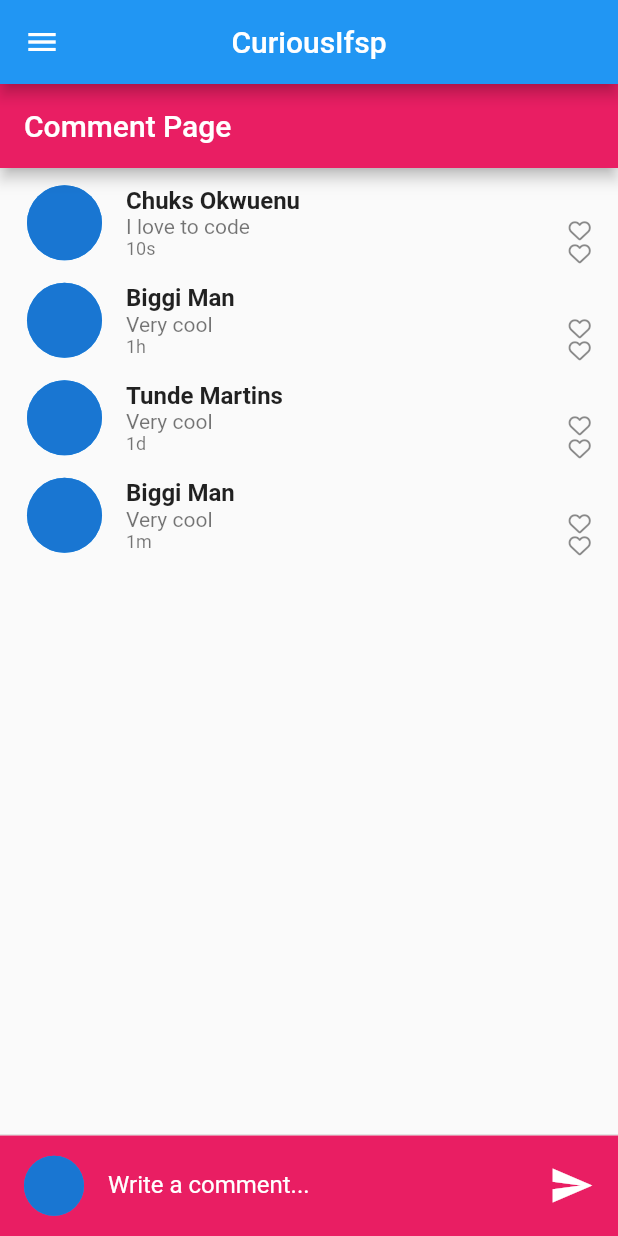
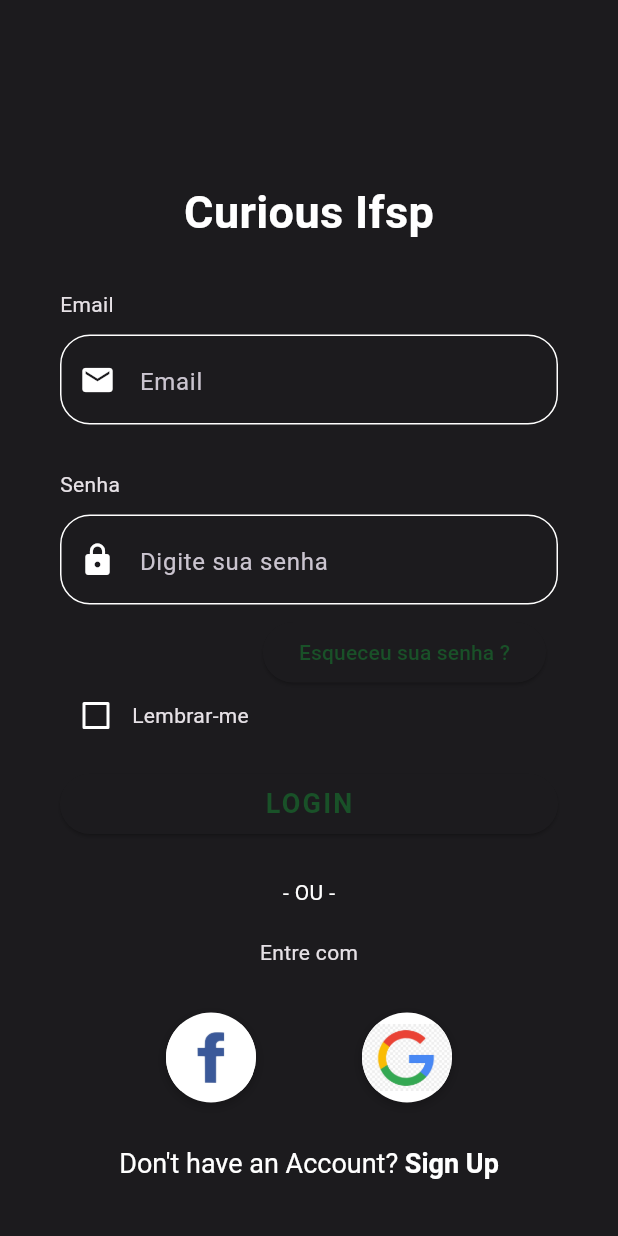
Before and after one commit to natansouza2010/curious_ifsp, a Flutter app: the screen it shows after launch, on a phone screen of 412 x 824 dp. Run offline on Flutter 3.47's test engine with Material 2 defaults, Android fonts, the phone set to English and light mode, and no system bars; our stand-ins replace firebase_auth, firebase_core, flutter_modular, font_awesome_flutter, google_sign_in; accounts and stored records are empty; Roboto replaces fonts that are missing (OpenSans).

Commit message:
add telas

```diff
--- /dev/null
+++ b/lib/app/modules/auth/presenter/pages/login_page.dart
@@ -0,0 +1,309 @@
+import 'package:flutter/material.dart';
+import 'package:flutter/services.dart';
+import 'package:flutter_modular/flutter_modular.dart';
+
+class LoginPage extends StatefulWidget {
+  @override
+  _LoginScreenState createState() => _LoginScreenState();
+}
+
+class _LoginScreenState extends State<LoginPage> {
+  bool _rememberMe = false;
+
+  Widget _buildEmailTF(ThemeData theme) {
+    return Column(
+      crossAxisAlignment: CrossAxisAlignment.start,
+      children: <Widget>[
+        const Text(
+          'Email',
+        ),
+        const SizedBox(height: 10.0),
+        Container(
+          decoration: BoxDecoration(
+              border: Border.all(color: Colors.white),
+              borderRadius: const BorderRadius.all(Radius.circular(20))),
+          alignment: Alignment.centerLeft,
+          height: 60.0,
+          child: const TextField(
+            keyboardType: TextInputType.emailAddress,
+            style: TextStyle(
+              color: Colors.white,
+              fontFamily: 'OpenSans',
+            ),
+            decoration: InputDecoration(
+              border: InputBorder.none,
+              contentPadding: EdgeInsets.only(top: 14.0),
+              prefixIcon: Icon(
+                Icons.email,
+                color: Colors.white,
+              ),
+              hintText: 'Email',
+            ),
+          ),
+        ),
+      ],
+    );
+  }
+
+  Widget _buildPasswordTF(ThemeData theme) {
+    return Column(
+      crossAxisAlignment: CrossAxisAlignment.start,
+      children: <Widget>[
+        const Text(
+          'Senha',
+        ),
+        const SizedBox(height: 10.0),
+        Container(
+          decoration: BoxDecoration(
+              border: Border.all(color: Colors.white),
+              borderRadius: const BorderRadius.all(Radius.circular(20))),
+          alignment: Alignment.centerLeft,
+          height: 60.0,
+          child: const TextField(
+            obscureText: true,
+            style: TextStyle(
+              color: Colors.white,
+              fontFamily: 'OpenSans',
+            ),
+            decoration: InputDecoration(
+              border: InputBorder.none,
+              contentPadding: EdgeInsets.only(top: 14.0),
+              prefixIcon: Icon(
+                Icons.lock,
+                color: Colors.white,
+              ),
+              hintText: 'Digite sua senha',
+            ),
+          ),
+        ),
+      ],
+    );
+  }
+
+  Widget _buildForgotPasswordBtn(ThemeData theme) {
+    return Padding(
+      padding: const EdgeInsets.all(8.0),
+      child: Container(
+        alignment: Alignment.centerRight,
+        child: ElevatedButton(
+          onPressed: () => print('Forgot Password Button Pressed'),
+          child: Text(
+            'Esqueceu sua senha ?',
+            style: TextStyle(color: theme.colorScheme.onPrimaryContainer),
+          ),
+        ),
+      ),
+    );
+  }
+
+  Widget _buildRememberMeCheckbox(ThemeData theme) {
+    return SizedBox(
+      height: 20.0,
+      child: Row(
+        children: <Widget>[
+          Theme(
+            data: ThemeData(unselectedWidgetColor: Colors.white),
+            child: Checkbox(
+              value: _rememberMe,
+              checkColor: Colors.green,
+              activeColor: Colors.white,
+              onChanged: (value) {
+                setState(() {
+                  _rememberMe = value ?? false;
+                });
+              },
+            ),
+          ),
+          const Text(
+            'Lembrar-me',
+          ),
+        ],
+      ),
+    );
+  }
+
+  Widget _buildLoginBtn(ThemeData theme) {
+    return Container(
+      padding: const EdgeInsets.symmetric(vertical: 25.0),
+      width: double.infinity,
+      child: ElevatedButton(
+        onPressed: () => Modular.to.navigate('/room'),
+        child: Text(
+          'LOGIN',
+          style: TextStyle(
+            color: theme.colorScheme.onPrimaryContainer,
+            letterSpacing: 1.5,
+            fontSize: 18.0,
+            fontWeight: FontWeight.bold,
+            fontFamily: 'OpenSans',
+          ),
+        ),
+      ),
+    );
+  }
+
+  Widget _buildSignInWithText(ThemeData theme) {
+    return Column(
+      children: const <Widget>[
+        Text(
+          '- OU -',
+          style: TextStyle(
+            color: Colors.white,
+            fontWeight: FontWeight.w400,
+          ),
+        ),
+        SizedBox(height: 20.0),
+        Text(
+          'Entre com',
+        ),
+      ],
+    );
+  }
+
+  Widget _buildSocialBtn(Function() onTap, AssetImage logo) {
+    return GestureDetector(
+      onTap: onTap,
+      child: Container(
+        height: 60.0,
+        width: 60.0,
+        decoration: BoxDecoration(
+          shape: BoxShape.circle,
+          color: Colors.white,
+          boxShadow: const [
+            BoxShadow(
+              color: Colors.black26,
+              offset: Offset(0, 2),
+              blurRadius: 6.0,
+            ),
+          ],
+          image: DecorationImage(
+            image: logo,
+          ),
+        ),
+      ),
+    );
+  }
+
+  Widget _buildSocialBtnRow(ThemeData theme) {
+    return Padding(
+      padding: const EdgeInsets.symmetric(vertical: 30.0),
+      child: Row(
+        mainAxisAlignment: MainAxisAlignment.spaceEvenly,
+        children: <Widget>[
+          _buildSocialBtn(
+            () => print('Login with Facebook'),
+            const AssetImage(
+              'assets/facebook.jpg',
+            ),
+          ),
+          _buildSocialBtn(
+            () => print('Login with Google'),
+            const AssetImage(
+              'assets/google.jpg',
+            ),
+          ),
+        ],
+      ),
+    );
+  }
+
+  Widget _buildSignupBtn(ThemeData theme) {
+    return GestureDetector(
+      onTap: () => print('Sign Up Button Pressed'),
+      child: RichText(
+        text: const TextSpan(
+          children: [
+            TextSpan(
+              text: 'Don\'t have an Account? ',
+              style: TextStyle(
+                color: Colors.white,
+                fontSize: 18.0,
+                fontWeight: FontWeight.w400,
+              ),
+            ),
+            TextSpan(
+              text: 'Sign Up',
+              style: TextStyle(
+                color: Colors.white,
+                fontSize: 18.0,
+                fontWeight: FontWeight.bold,
+              ),
+            ),
+          ],
+        ),
+      ),
+    );
+  }
+
+  @override
+  Widget build(BuildContext context) {
+    final theme = Theme.of(context);
+    return Scaffold(
+      body: AnnotatedRegion<SystemUiOverlayStyle>(
+        value: SystemUiOverlayStyle.light,
+        child: GestureDetector(
+          onTap: () => FocusScope.of(context).unfocus(),
+          child: Stack(
+            children: <Widget>[
+              Container(
+                height: double.infinity,
+                width: double.infinity,
+                decoration: const BoxDecoration(
+                  gradient: LinearGradient(
+                    begin: Alignment.topCenter,
+                    end: Alignment.bottomCenter,
+                    colors: [
+                      Color.fromARGB(255, 0, 0, 0),
+                      Color.fromARGB(255, 0, 0, 0),
+                      Color.fromARGB(255, 0, 0, 0),
+                      // Color(0xFF61A4F1),
+                      // Color(0xFF478DE0),
+                      // Color(0xFF398AE5),
+                    ],
+                    stops: [0.1, 0.4, 0.7, 0.9],
+                  ),
+                ),
+              ),
+              SizedBox(
+                height: double.infinity,
+                child: SingleChildScrollView(
+                  physics: const AlwaysScrollableScrollPhysics(),
+                  padding: const EdgeInsets.symmetric(
+                    horizontal: 40.0,
+                    vertical: 120.0,
+                  ),
+                  child: Column(
+                    mainAxisAlignment: MainAxisAlignment.center,
+                    children: <Widget>[
+                      const Text(
+                        'Curious Ifsp',
+                        style: TextStyle(
+                          color: Colors.white,
+                          fontFamily: 'OpenSans',
+                          fontSize: 30.0,
+                          fontWeight: FontWeight.bold,
+                        ),
+                      ),
+                      const SizedBox(height: 30.0),
+                      _buildEmailTF(theme),
+                      const SizedBox(
+                        height: 30.0,
+                      ),
+                      _buildPasswordTF(theme),
+                      _buildForgotPasswordBtn(theme),
+                      _buildRememberMeCheckbox(theme),
+                      _buildLoginBtn(theme),
+                      _buildSignInWithText(theme),
+                      _buildSocialBtnRow(theme),
+                      _buildSignupBtn(theme),
+                    ],
+                  ),
+                ),
+              )
+            ],
+          ),
+        ),
+      ),
+    );
+  }
+}
--- a/lib/app/modules/chat/presenter/pages/home_page.dart
+++ b/lib/app/modules/chat/presenter/pages/home_page.dart
@@ -1,5 +1,5 @@
-import 'package:curious_ifsp/app/modules/chat/presenter/pages/widgets/drawer_home.dart';
 import 'package:curious_ifsp/app/modules/chat/presenter/pages/widgets/test.dart';
+import 'package:curious_ifsp/app/shared/widgets/drawer_global.dart';
 import 'package:flutter/material.dart';
 
 class HomePage extends StatelessWidget {
@@ -8,11 +8,10 @@ class HomePage extends StatelessWidget {
   @override
   Widget build(BuildContext context) {
     return Scaffold(
-      drawer: const DrawerHome(),
+      drawer: const DrawerGlobal(),
       body: TestMe(),
       appBar: AppBar(
-        title: const Text("CuriousIfsp"),
-        centerTitle: true,
+        title: const Text("CURIOUSIFSP - #807"),
       ),
     );
   }
--- a/lib/app/modules/chat/presenter/pages/widgets/comment_widget.dart
+++ b/lib/app/modules/chat/presenter/pages/widgets/comment_widget.dart
@@ -16,6 +16,7 @@ class CommentWidget extends StatelessWidget {
 
   @override
   Widget build(BuildContext context) {
+    final theme = Theme.of(context);
     return Padding(
       padding: const EdgeInsets.fromLTRB(2.0, 8.0, 2.0, 0.0),
       child: ListTile(
@@ -27,9 +28,9 @@ class CommentWidget extends StatelessWidget {
           child: Container(
             height: 50.0,
             width: 50.0,
-            decoration: const BoxDecoration(
-                color: Colors.blue,
-                borderRadius: BorderRadius.all(Radius.circular(50))),
+            decoration: BoxDecoration(
+                color: theme.colorScheme.onPrimaryContainer,
+                borderRadius: const BorderRadius.all(Radius.circular(50))),
             child: const CircleAvatar(
               radius: 50,
             ),
@@ -60,7 +61,6 @@ class CommentWidget extends StatelessWidget {
               height: 10,
             ),
             FaIcon(FontAwesomeIcons.heart, size: 15),
-            FaIcon(FontAwesomeIcons.heart, size: 15),
           ],
         ),
       ),
--- a/lib/app/modules/chat/presenter/pages/widgets/test.dart
+++ b/lib/app/modules/chat/presenter/pages/widgets/test.dart
@@ -12,14 +12,18 @@ class _TestMeState extends State<TestMe> {
   final TextEditingController commentController = TextEditingController();
   List filedata = [
     {
-      'name': 'Chuks Okwuenu',
+      'name': 'Natan Souza',
       'pic': 'https://picsum.photos/300/30',
-      'message': 'I love to code',
+      'message': 'Gosto de flutter',
       'date': '10s'
     },
-    {'name': 'Biggi Man', 'message': 'Very cool', 'date': '1h'},
-    {'name': 'Tunde Martins', 'message': 'Very cool', 'date': '1d'},
-    {'name': 'Biggi Man', 'message': 'Very cool', 'date': '1m'},
+    {'name': 'Fulano Tal', 'message': 'Aoba', 'date': '1h'},
+    {
+      'name': 'Ciclano Nunes',
+      'message': 'Pretendo me formar esse ano',
+      'date': '1d'
+    },
+    {'name': 'Beltrano Carvalho', 'message': 'Boa noite', 'date': '1m'},
   ];
 
   Widget commentChild(data) {
@@ -38,15 +42,11 @@ class _TestMeState extends State<TestMe> {
 
   @override
   Widget build(BuildContext context) {
-    return Scaffold(
-      appBar: AppBar(
-        title: const Text("Comment Page"),
-        backgroundColor: Colors.pink,
-      ),
-      body: Container(
+    final theme = Theme.of(context);
+    return Container(
       child: CommentBox(
-          labelText: 'Write a comment...',
-          errorText: 'Comment cannot be blank',
+        labelText: 'Escreva um comentário',
+        errorText: 'O comentário não pode ser em branco',
         withBorder: false,
         sendButtonMethod: () {
           if (formKey.currentState!.validate()) {
@@ -69,12 +69,10 @@ class _TestMeState extends State<TestMe> {
         },
         formKey: formKey,
         commentController: commentController,
-          backgroundColor: Colors.pink,
-          textColor: Colors.white,
-          sendWidget:
-              const Icon(Icons.send_sharp, size: 30, color: Colors.white),
+        backgroundColor: theme.colorScheme.onPrimaryContainer,
+        sendWidget: Icon(Icons.send_sharp,
+            size: 30, color: theme.colorScheme.onPrimary),
         child: commentChild(filedata),
-        ),
       ),
     );
   }
--- /dev/null
+++ b/lib/app/shared/themes/themes.dart
@@ -0,0 +1,28 @@
+import 'package:curious_ifsp/app/shared/themes/color_schemes.g.dart';
+import 'package:flutter/material.dart';
+
+ThemeData get darkTheme => ThemeData(
+      useMaterial3: true,
+      colorScheme: darkColorScheme,
+      drawerTheme: DrawerThemeData(
+        backgroundColor: darkColorScheme.onPrimary,
+      ),
+      appBarTheme: AppBarTheme(
+        backgroundColor: darkColorScheme.onPrimaryContainer,
+      ),
+      textTheme: TextTheme(
+        bodyLarge: TextStyle(color: darkColorScheme.shadow),
+      ),
+    );
+
+ThemeData get lightTheme => ThemeData(
+      useMaterial3: true,
+      colorScheme: lightColorScheme,
+      drawerTheme: DrawerThemeData(backgroundColor: lightColorScheme.onPrimary),
+      appBarTheme: AppBarTheme(
+        backgroundColor: lightColorScheme.onPrimaryContainer,
+      ),
+      textTheme: TextTheme(
+        bodyLarge: TextStyle(color: darkColorScheme.shadow),
+      ),
+    );
--- a/lib/app_module.dart
+++ b/lib/app_module.dart
@@ -1,4 +1,7 @@
+import 'package:curious_ifsp/app/modules/auth/presenter/login_module.dart';
 import 'package:curious_ifsp/app/modules/chat/chat_module.dart';
+import 'package:curious_ifsp/app/modules/config/config_module.dart';
+import 'package:curious_ifsp/app/modules/room/room_module.dart';
 import 'package:flutter_modular/flutter_modular.dart';
 
 class AppModule extends Module {
@@ -7,7 +10,10 @@ class AppModule extends Module {
 
   @override
   List<ModularRoute> get routes => [
-        RedirectRoute('/', to: '/chat'),
-        ModuleRoute('/chat', module: ChatModule())
+        RedirectRoute('/', to: '/login'),
+        ModuleRoute('/chat', module: ChatModule()),
+        ModuleRoute('/config', module: ConfigModule()),
+        ModuleRoute('/login', module: LoginModule()),
+        ModuleRoute('/room', module: RoomModule()),
       ];
 }
--- a/lib/app_widget.dart
+++ b/lib/app_widget.dart
@@ -1,3 +1,4 @@
+import 'package:curious_ifsp/app/shared/themes/themes.dart';
 import 'package:flutter/material.dart';
 import 'package:flutter_modular/flutter_modular.dart';
 
@@ -6,7 +7,9 @@ class AppWidget extends StatelessWidget {
   Widget build(BuildContext context) {
     return MaterialApp.router(
       title: 'My Smart App',
-      themeMode: ThemeMode.system,
+      themeMode: ThemeMode.dark,
+      darkTheme: darkTheme,
+      theme: lightTheme,
       routeInformationParser: Modular.routeInformationParser,
       routerDelegate: Modular.routerDelegate,
     ); //added by extension
--- a/pubspec.yaml
+++ b/pubspec.yaml
@@ -64,10 +64,8 @@ flutter:
   uses-material-design: true
 
   # To add assets to your application, add an assets section, like this:
-  # assets:
-  #   - images/a_dot_burr.jpeg
-  #   - images/a_dot_ham.jpeg
-
+  assets:
+    - assets/
   # An image asset can refer to one or more resolution-specific "variants", see
   # https://flutter.dev/assets-and-images/#resolution-aware
 
```
Also changed, not shown: lib/app/modules/auth/presenter/login_module.dart (added, +12 -0 lines), lib/app/modules/chat/presenter/pages/widgets/drawer_home.dart (deleted, +0 -40 lines), lib/app/modules/config/config_module.dart (added, +12 -0 lines), lib/app/modules/config/presenter/pages/config_page.dart (added, +61 -0 lines), lib/app/modules/room/presenter/room_page.dart (added, +101 -0 lines), lib/app/modules/room/room_module.dart (added, +12 -0 lines), lib/app/shared/widgets/drawer_global.dart (added, +44 -0 lines), assets/facebook.jpg (added), assets/google.jpg (added), lib/app/shared/themes/color_schemes.g.dart (added). Lines whose indentation alone changed are shown as unchanged.
